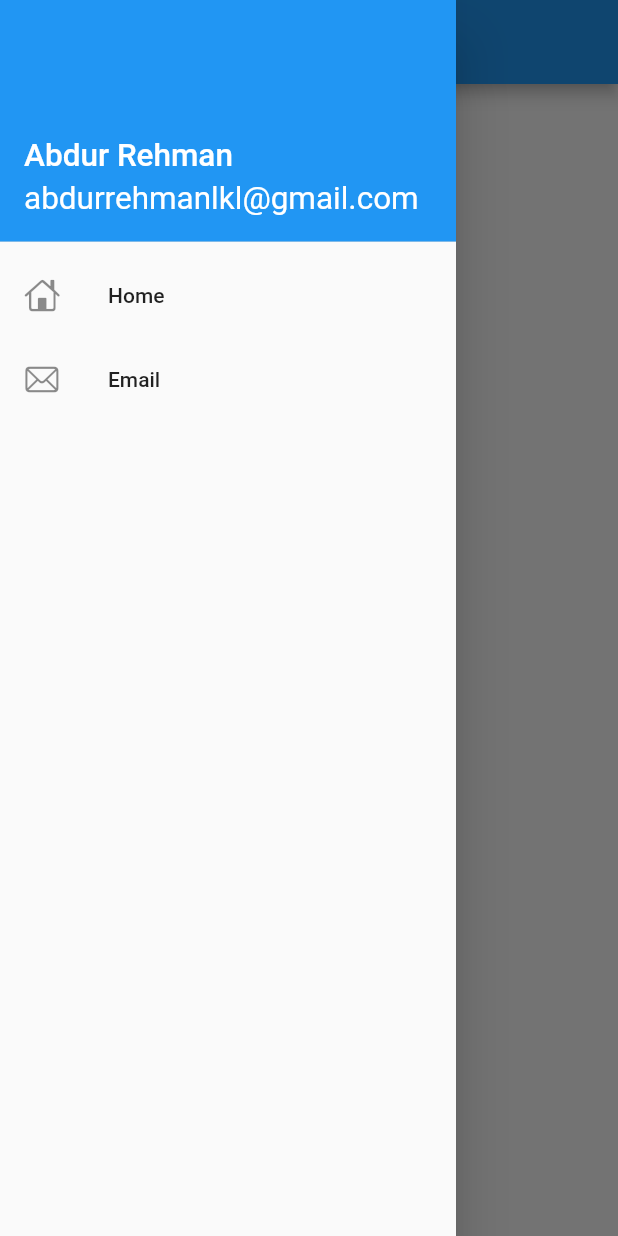
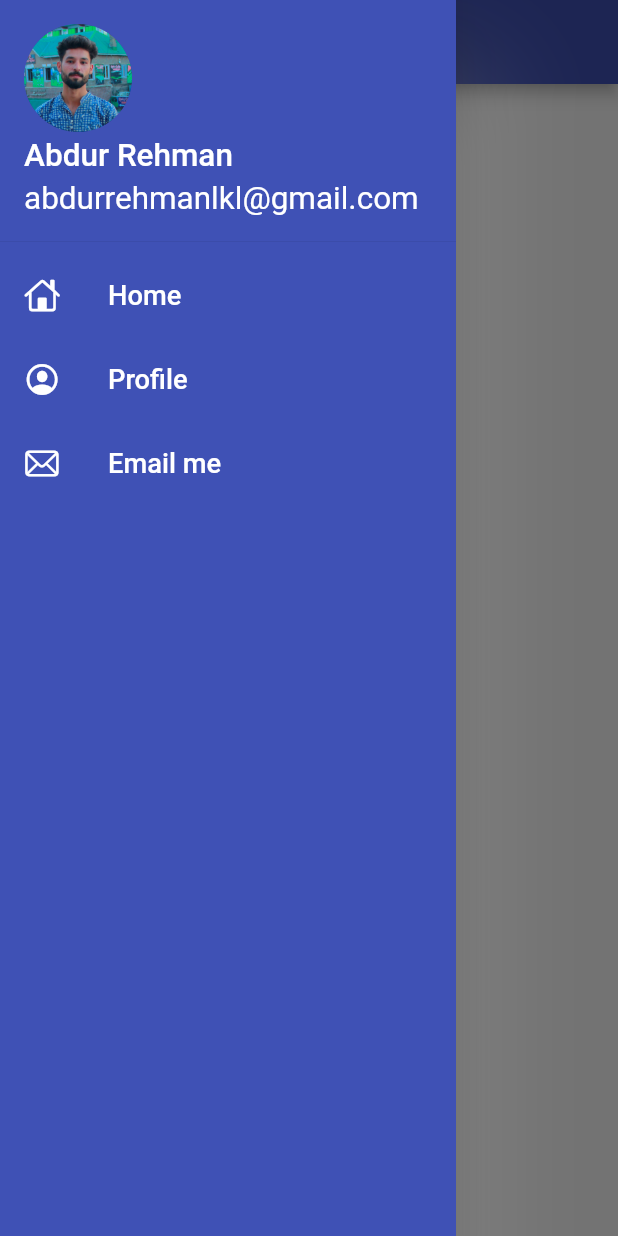
Before and after one commit to AbdurRehman-coder/codepure_crashCourse, a Flutter app: the screen it shows after launch, with the side drawer open, on a phone screen of 412 x 824 dp. Run offline on Flutter 3.47's test engine with Material 2 defaults, Android fonts, the phone set to English and light mode, and no system bars; our stand-ins replace google_fonts.

Commit message:
add circularAvatar image to the drawer Header

```diff
--- a/lib/main.dart
+++ b/lib/main.dart
@@ -13,8 +13,8 @@ import 'package:flutter/material.dart';
     return MaterialApp(
 
        theme: ThemeData(
-         // primarySwatch: Colors.indigo,
-         // primaryColor: Colors.deepPurple,
+         primarySwatch: Colors.indigo,
+         primaryColor: Colors.indigo,
          brightness: Brightness.light
        ),
       initialRoute: MyRoutes.homeScreenRoute,
--- a/lib/widgets/drawer.dart
+++ b/lib/widgets/drawer.dart
@@ -4,14 +4,22 @@ class MyDrawer extends StatelessWidget{
   @override
   Widget build(BuildContext context) {
     // TODO: implement build
-    return Container(
-     color: Colors.teal,
+    return Drawer(
 
-      child: Drawer(
+        child: Material(
+          color: Colors.indigo,
+          elevation: 34,
+          shadowColor: Colors.white,
+
           child: ListView(
             padding: EdgeInsets.zero,
             children: [
+
               UserAccountsDrawerHeader(
+
+
+                currentAccountPicture: CircleAvatar(
+                  backgroundImage: AssetImage('images/AbdurRehman.JPG'),),
                 accountEmail: Text('abdurrehmanlkl@gmail.com',
                 textScaleFactor: 1.5,
               ),
@@ -23,16 +31,46 @@ class MyDrawer extends StatelessWidget{
               ),
               ListTile(
                 leading: Icon(
-                CupertinoIcons.home
+                  CupertinoIcons.home,
+                  color:  Colors.white,
                 ),
-              title: Text('Home'),
+                title: Text('Home',
+                textScaleFactor: 1.3,
+                  style: TextStyle(
+                    color: Colors.white,
+                  ),
+                ),
+                onTap: (){
+
+                },
+              ),
+              ListTile(
+                leading: Icon(
+                  CupertinoIcons.profile_circled,
+                  color: Colors.white,
+                ),
+                title: Text('Profile',
+                  textScaleFactor: 1.3,
+                  style: TextStyle(
+                    color: Colors.white,
+                  ),),
+                onTap: (){
+
+                },
               ),
               ListTile(
                 leading: Icon(
                   CupertinoIcons.mail,
+                  color: Colors.white,
                 ),
-              title: Text('Email'),
+                title: Text('Email me',
+                  textScaleFactor: 1.3,
+                  style: TextStyle(
+                    color: Colors.white,
+                  ),),
+                onTap: (){
 
+                },
               ),
             ],
           ),
```
Also changed, not shown: pubspec.yaml (+2 -5 lines), images/AbdurRehman.JPG (added), 1 other file. Lines whose indentation alone changed are shown as unchanged.
